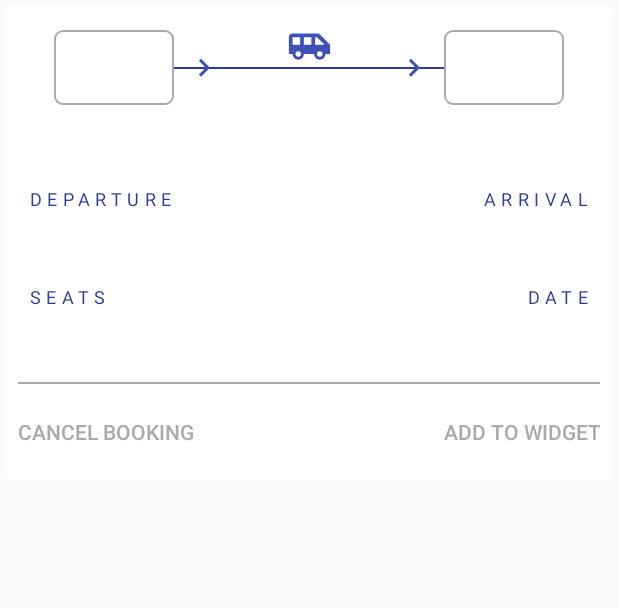
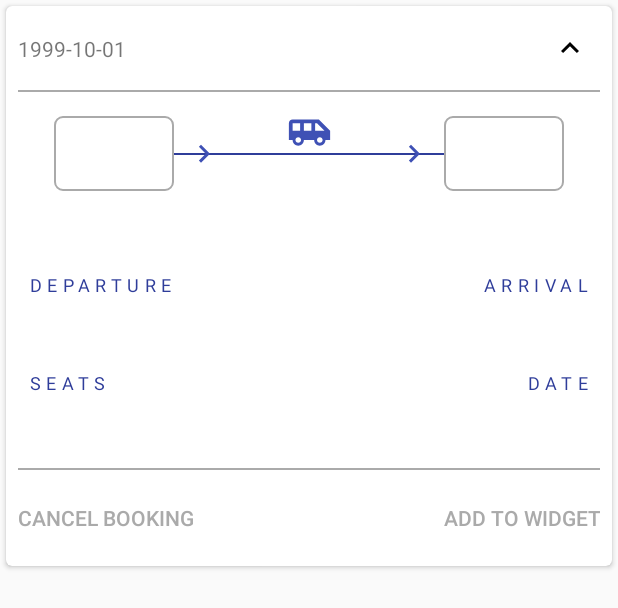
Before and after one commit to appdevgenie/Shuttle-Service, an Android app: the layout list_item_booking_history_selected.xml on its own in the app's theme, with its tools: preview values and no code run, on a phone screen of 412 x 824 dp. Shown: the top 608 px of the screen. Run offline under Robolectric (Android 15) with nearby library versions, the phone set to English and light mode, and no system bars.

Commit message:
update icons and booking layout

```diff
--- /dev/null
+++ b/app/src/main/res/drawable/ic_expand.xml
@@ -0,0 +1,5 @@
+<vector android:autoMirrored="true" android:height="24dp"
+    android:viewportHeight="24" android:viewportWidth="24"
+    android:width="24dp" xmlns:android="http://schemas.android.com/apk/res/android">
+    <path android:fillColor="#FF000000" android:pathData="M16.59,8.59L12,13.17 7.41,8.59 6,10l6,6 6,-6z"/>
+</vector>
--- /dev/null
+++ b/app/src/main/res/drawable/ic_reduce.xml
@@ -0,0 +1,5 @@
+<vector android:autoMirrored="true" android:height="24dp"
+    android:viewportHeight="24" android:viewportWidth="24"
+    android:width="24dp" xmlns:android="http://schemas.android.com/apk/res/android">
+    <path android:fillColor="#FF000000" android:pathData="M12,8l-6,6 1.41,1.41L12,10.83l4.59,4.58L18,14z"/>
+</vector>
--- a/app/src/main/res/layout/list_item_booking_history_selected.xml
+++ b/app/src/main/res/layout/list_item_booking_history_selected.xml
@@ -6,21 +6,58 @@
     android:layout_height="wrap_content"
     app:cardCornerRadius="4dp"
     android:layout_margin="4dp"
-    app:cardElevation="0dp">
+    app:cardElevation="2dp">
 
     <android.support.constraint.ConstraintLayout
         android:layout_width="match_parent"
         android:layout_height="wrap_content">
+
+        <TextView
+            android:id="@+id/tvBookingMadeDate"
+            android:layout_width="wrap_content"
+            android:layout_height="wrap_content"
+            android:layout_marginStart="8dp"
+            android:layout_marginLeft="8dp"
+            android:text="1999-10-01"
+            app:layout_constraintBottom_toTopOf="@+id/ivBookingTopDivider"
+            app:layout_constraintStart_toStartOf="parent"
+            app:layout_constraintTop_toTopOf="parent" />
+
+        <ImageButton
+            android:id="@+id/ibBookingReduce"
+            android:layout_width="40dp"
+            android:layout_height="40dp"
+            android:background="?android:attr/selectableItemBackground"
+            android:layout_marginTop="8dp"
+            android:layout_marginEnd="8dp"
+            android:layout_marginRight="8dp"
+            app:layout_constraintEnd_toEndOf="parent"
+            app:layout_constraintTop_toTopOf="parent"
+            app:srcCompat="@drawable/ic_reduce" />
+
+        <ImageView
+            android:id="@+id/ivBookingTopDivider"
+            android:layout_width="0dp"
+            android:layout_height="1dp"
+            android:layout_marginStart="8dp"
+            android:layout_marginLeft="8dp"
+            android:layout_marginEnd="8dp"
+            android:layout_marginRight="8dp"
+            android:layout_marginTop="8dp"
+            android:background="@android:color/darker_gray"
+            app:layout_constraintEnd_toEndOf="parent"
+            app:layout_constraintStart_toStartOf="parent"
+            app:layout_constraintTop_toBottomOf="@+id/ibBookingReduce" />
 
         <include
             android:id="@+id/include_layout_trip_details"
             layout="@layout/include_layout_trip_details"
             android:layout_width="match_parent"
             android:layout_height="wrap_content"
+            app:layout_constraintEnd_toEndOf="parent"
             android:layout_marginTop="8dp"
-            app:layout_constraintEnd_toEndOf="parent"
             app:layout_constraintStart_toStartOf="parent"
-            app:layout_constraintTop_toTopOf="parent" />
+            app:layout_constraintTop_toBottomOf="@+id/ivBookingTopDivider" />
 
         <include
             android:id="@+id/include_date_seats"
@@ -79,6 +116,9 @@
             app:layout_constraintHorizontal_chainStyle="spread"
             app:layout_constraintStart_toEndOf="@+id/bCancelBooking" />
 
+
+
+
         <!--<CheckBox
             android:id="@+id/checkBox"
             android:layout_width="wrap_content"
--- a/app/src/main/res/layout/shuttle_service_app_widget.xml
+++ b/app/src/main/res/layout/shuttle_service_app_widget.xml
@@ -15,5 +15,5 @@
         android:layout_alignParentEnd="true"
         android:layout_alignParentRight="true"
         android:layout_alignParentBottom="true"
-        app:srcCompat="@drawable/logo" />
+        app:srcCompat="@drawable/logo_ss" />
 </RelativeLayout>
--- a/app/src/main/res/layout/widget_shuttle_booking.xml
+++ b/app/src/main/res/layout/widget_shuttle_booking.xml
@@ -164,7 +164,7 @@
             android:layout_height="match_parent"
             android:alpha="0.1"
             android:background="@drawable/gradient_background"
-            android:src="@drawable/logo" />
+            android:src="@drawable/logo_ss" />
 
 
 
```
Also changed, not shown: app/src/main/res/drawable/logo_ss.png.
